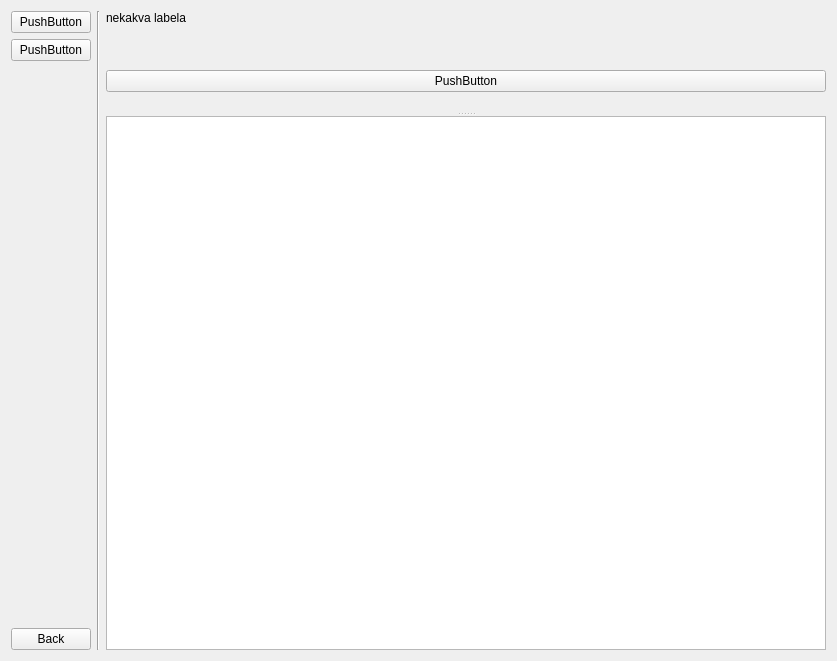
Qt form gui/templates/make_deepfake_page.ui (kuzzmak/deepfake) before a commit.
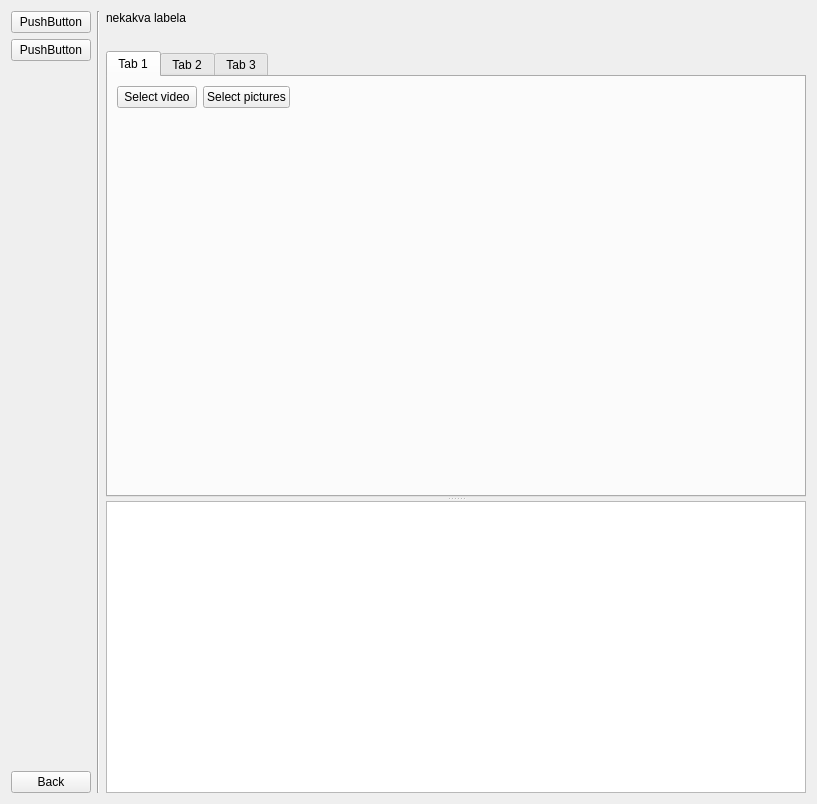
The same form after that commit.

Commit message: Updated with dummy video player.

What changed in the file:
```diff
--- a/gui/templates/make_deepfake_page.ui
+++ b/gui/templates/make_deepfake_page.ui
@@ -6,8 +6,8 @@
    <rect>
     <x>0</x>
     <y>0</y>
-    <width>837</width>
-    <height>661</height>
+    <width>817</width>
+    <height>804</height>
    </rect>
   </property>
   <property name="windowTitle">
@@ -112,17 +112,97 @@
                   <number>10</number>
                  </property>
                  <item>
-                  <widget class="QPushButton" name="pushButton_2">
-                   <property name="text">
-                    <string>PushButton</string>
+                  <widget class="QTabWidget" name="tabs">
+                   <property name="currentIndex">
+                    <number>0</number>
                    </property>
+                   <widget class="QWidget" name="tab">
+                    <attribute name="title">
+                     <string>Tab 1</string>
+                    </attribute>
+                    <layout class="QVBoxLayout" name="verticalLayout_9">
+                     <item>
+                      <layout class="QVBoxLayout" name="tab_1_layout">
+                       <item>
+                        <layout class="QHBoxLayout" name="horizontalLayout_2">
+                         <item>
+                          <widget class="QPushButton" name="select_video_btn">
+                           <property name="sizePolicy">
+                            <sizepolicy hsizetype="Fixed" vsizetype="Fixed">
+                             <horstretch>0</horstretch>
+                             <verstretch>0</verstretch>
+                            </sizepolicy>
+                           </property>
+                           <property name="text">
+                            <string>Select video</string>
+                           </property>
+                          </widget>
+                         </item>
+                         <item>
+                          <widget class="QPushButton" name="select_pictures_btn">
+                           <property name="sizePolicy">
+                            <sizepolicy hsizetype="Fixed" vsizetype="Fixed">
+                             <horstretch>0</horstretch>
+                             <verstretch>0</verstretch>
+                            </sizepolicy>
+                           </property>
+                           <property name="text">
+                            <string>Select pictures</string>
+                           </property>
+                          </widget>
+                         </item>
+                         <item>
+                          <spacer name="horizontalSpacer_2">
+                           <property name="orientation">
+                            <enum>Qt::Horizontal</enum>
+                           </property>
+                           <property name="sizeHint" stdset="0">
+                            <size>
+                             <width>40</width>
+                             <height>20</height>
+                            </size>
+                           </property>
+                          </spacer>
+                         </item>
+                        </layout>
+                       </item>
+                       <item>
+                        <spacer name="verticalSpacer_2">
+                         <property name="orientation">
+                          <enum>Qt::Vertical</enum>
+                         </property>
+                         <property name="sizeHint" stdset="0">
+                          <size>
+                           <width>20</width>
+                           <height>40</height>
+                          </size>
+                         </property>
+                        </spacer>
+                       </item>
+                      </layout>
+                     </item>
+                    </layout>
+                   </widget>
+                   <widget class="QWidget" name="tab_2">
+                    <attribute name="title">
+                     <string>Tab 2</string>
+                    </attribute>
+                   </widget>
+                   <widget class="QWidget" name="tab_3">
+                    <attribute name="title">
+                     <string>Tab 3</string>
+                    </attribute>
+                   </widget>
                   </widget>
                  </item>
                 </layout>
                </widget>
                <widget class="QTextEdit" name="console">
+                <property name="enabled">
+                 <bool>true</bool>
+                </property>
                 <property name="sizePolicy">
-                 <sizepolicy hsizetype="Expanding" vsizetype="Fixed">
+                 <sizepolicy hsizetype="Preferred" vsizetype="Preferred">
                   <horstretch>0</horstretch>
                   <verstretch>0</verstretch>
                  </sizepolicy>
@@ -145,6 +225,12 @@
                   <height>0</height>
                  </size>
                 </property>
+                <property name="frameShadow">
+                 <enum>QFrame::Plain</enum>
+                </property>
+                <property name="sizeAdjustPolicy">
+                 <enum>QAbstractScrollArea::AdjustToContentsOnFirstShow</enum>
+                </property>
                 <property name="readOnly">
                  <bool>true</bool>
                 </property>
```
The commit also changes 2 other files.
